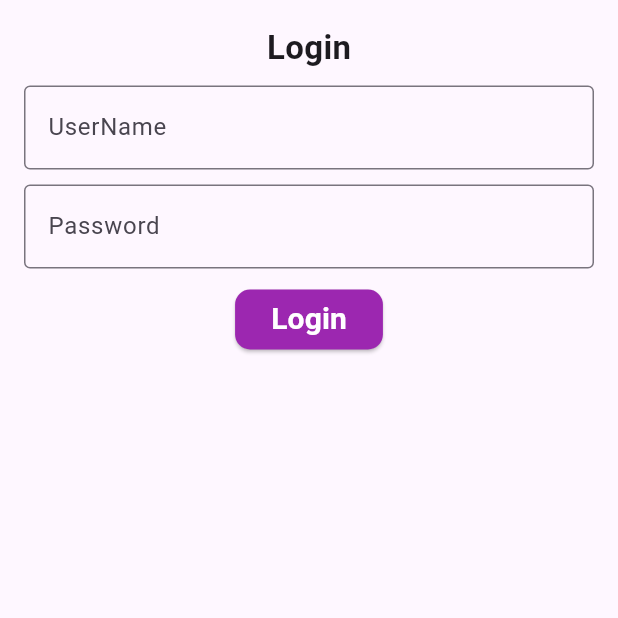
After one commit to imwaseemashraf/todo_hive_bloc, a Flutter app: the screen it shows after launch, after a tap on "Login", on a phone screen of 412 x 824 dp, the top half of it. The commit adds this screen. Run offline on Flutter 3.47's test engine with Material 3 defaults, Android fonts, the light colour scheme and no system bars; our stand-ins replace bloc, equatable, flutter_bloc, hive; accounts and stored records are empty.

Commit message:
home bloc, home page

```diff
--- a/lib/bloc/home_bloc.dart
+++ b/lib/bloc/home_bloc.dart
@@ -10,6 +10,14 @@ class HomeBloc extends Bloc<HomeEvent, HomeState> {
   final Authentication authentication;
 
   HomeBloc(this.authentication) : super(HomeInitial()) {
-    on<LoginEvent>((event, emit) async {});
+    on<LoginEvent>((event, emit) async {
+      final user = await authentication.authenticateUser(
+        event.username,
+        event.password,
+      );
+      if (user != null) {
+        emit(SuccessfulLoginState(user));
+      }
+    });
   }
 }
--- a/lib/bloc/home_state.dart
+++ b/lib/bloc/home_state.dart
@@ -12,3 +12,13 @@ class HomeInitial extends HomeState {
   @override
   List<Object> get props => [success!];
 }
+
+class SuccessfulLoginState extends HomeState {
+  final String username;
+
+  const SuccessfulLoginState(this.username);
+
+  @override
+  // TODO: implement props
+  List<Object?> get props => [username];
+}
--- a/lib/main.dart
+++ b/lib/main.dart
@@ -1,6 +1,8 @@
 import 'package:flutter/material.dart';
+import 'package:flutter_bloc/flutter_bloc.dart';
 import 'package:todo_hive_bloc/screens/home.dart';
-import 'package:todo_hive_bloc/screens/login.dart';
+import 'package:todo_hive_bloc/screens/home_page.dart';
+import 'package:todo_hive_bloc/services/authentication.dart';
 
 void main() => runApp(MyApp());
 
@@ -9,10 +11,13 @@ class MyApp extends StatelessWidget {
 
   @override
   Widget build(BuildContext context) {
-    return MaterialApp(
-      debugShowCheckedModeBanner: false,
-      title: 'Material App',
-      home: Login(),
+    return MultiRepositoryProvider(
+      providers: [RepositoryProvider(create: (context) => Authentication())],
+      child: MaterialApp(
+        debugShowCheckedModeBanner: false,
+        title: 'Material App',
+        home: HomePage(),
+      ),
     );
   }
 }
--- /dev/null
+++ b/lib/screens/home_page.dart
@@ -0,0 +1,90 @@
+import 'package:flutter/material.dart';
+import 'package:flutter_bloc/flutter_bloc.dart';
+import 'package:todo_hive_bloc/bloc/home_bloc.dart';
+import 'package:todo_hive_bloc/services/authentication.dart';
+
+class HomePage extends StatefulWidget {
+  const HomePage({super.key});
+
+  @override
+  State<HomePage> createState() => _HomePageState();
+}
+
+class _HomePageState extends State<HomePage> {
+  final usernameField = TextEditingController();
+  final passwordField = TextEditingController();
+
+  @override
+  Widget build(BuildContext context) {
+    return Scaffold(
+      body: SafeArea(
+        child: Padding(
+          padding: const EdgeInsets.all(16.0),
+          child: BlocProvider(
+            create: (context) =>
+                HomeBloc(RepositoryProvider.of<Authentication>(context)),
+            child: BlocBuilder<HomeBloc, HomeState>(
+              builder: (context, state) {
+                if (state is HomeInitial) {
+                  return Column(
+                    spacing: 10,
+                    children: [
+                      Text(
+                        "Login",
+                        style: TextStyle(
+                          fontSize: 22,
+                          fontWeight: FontWeight.bold,
+                        ),
+                      ),
+                      TextField(
+                        controller: usernameField,
+                        decoration: InputDecoration(
+                          labelText: 'UserName',
+                          border: OutlineInputBorder(),
+                        ),
+                      ),
+                      TextField(
+                        controller: passwordField,
+                        obscureText: true,
+                        decoration: InputDecoration(
+                          labelText: "Password",
+                          border: OutlineInputBorder(),
+                        ),
+                      ),
+                      ElevatedButton(
+                        onPressed: () {
+                          context.read<HomeBloc>().add(
+                            LoginEvent(
+                              username: usernameField.text,
+                              password: passwordField.text,
+                            ),
+                          );
+                        },
+                        style: ElevatedButton.styleFrom(
+                          backgroundColor: Colors.purple,
+                          shape: RoundedRectangleBorder(
+                            borderRadius: BorderRadius.circular(10),
+                          ),
+                        ),
+                        child: Text(
+                          "Login",
+                          style: TextStyle(
+                            color: Colors.white,
+                            fontSize: 20,
+                            fontWeight: FontWeight.w600,
+                          ),
+                        ),
+                      ),
+                    ],
+                  );
+                } else {
+                  return Container();
+                }
+              },
+            ),
+          ),
+        ),
+      ),
+    );
+  }
+}
--- a/lib/screens/login.dart
+++ /dev/null
@@ -1,55 +0,0 @@
-import 'package:flutter/material.dart';
-
-class Login extends StatelessWidget {
-  const Login({super.key});
-
-  @override
-  Widget build(BuildContext context) {
-    return Scaffold(
-      body: SafeArea(
-        child: Padding(
-          padding: const EdgeInsets.all(16.0),
-          child: Column(
-            spacing: 10,
-            children: [
-              Text(
-                "Login",
-                style: TextStyle(fontSize: 22, fontWeight: FontWeight.bold),
-              ),
-              TextField(
-                decoration: InputDecoration(
-                  labelText: 'UserName',
-                  border: OutlineInputBorder(),
-                ),
-              ),
-              TextField(
-                obscureText: true,
-                decoration: InputDecoration(
-                  labelText: "Password",
-                  border: OutlineInputBorder(),
-                ),
-              ),
-              ElevatedButton(
-                onPressed: () {},
-                style: ElevatedButton.styleFrom(
-                  backgroundColor: Colors.purple,
-                  shape: RoundedRectangleBorder(
-                    borderRadius: BorderRadius.circular(10),
-                  ),
-                ),
-                child: Text(
-                  "Login",
-                  style: TextStyle(
-                    color: Colors.white,
-                    fontSize: 20,
-                    fontWeight: FontWeight.w600,
-                  ),
-                ),
-              ),
-            ],
-          ),
-        ),
-      ),
-    );
-  }
-}
```
